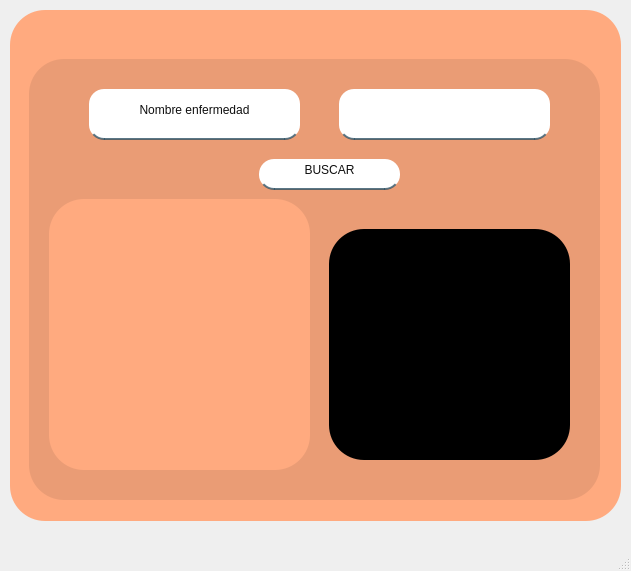
Qt form buscar.ui (mariacamilato/TRABAJO-FINAL) before a commit.
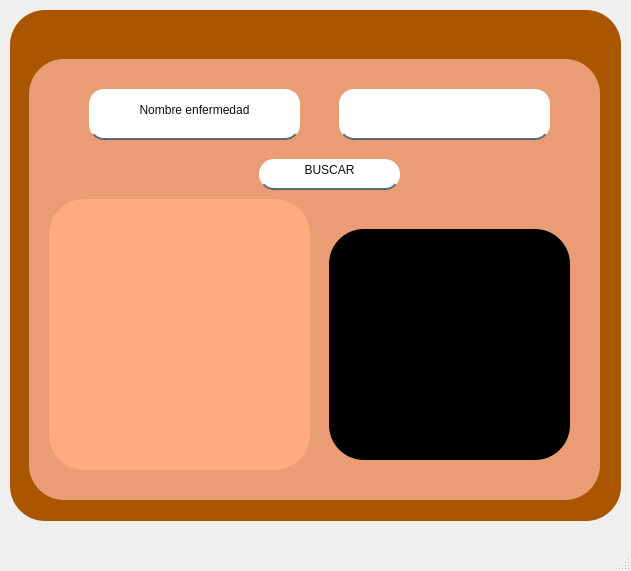
The same form after that commit. Icons and pictures are not drawn.

Patch:
```diff
--- a/buscar.ui
+++ b/buscar.ui
@@ -24,8 +24,8 @@
      </rect>
     </property>
     <property name="styleSheet">
-     <string notr="true">background-color: rgb(255, 170, 127);
-border-radius: 35px;</string>
+     <string notr="true">border-radius: 35px;
+background-color: rgb(170, 85, 0);</string>
     </property>
     <widget class="QFrame" name="frame">
      <property name="geometry">
```
